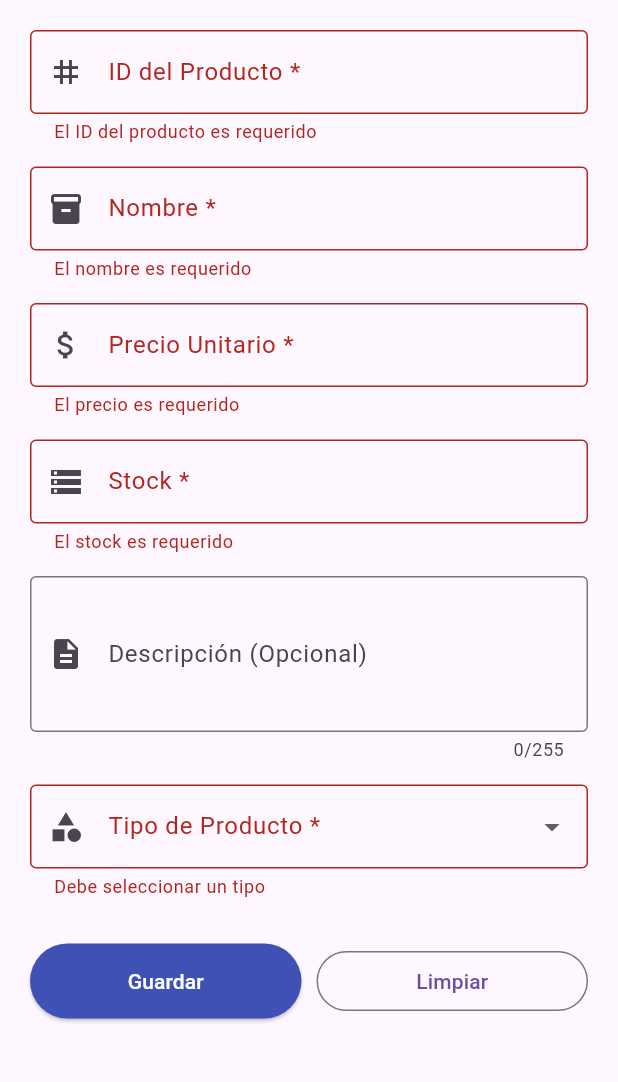
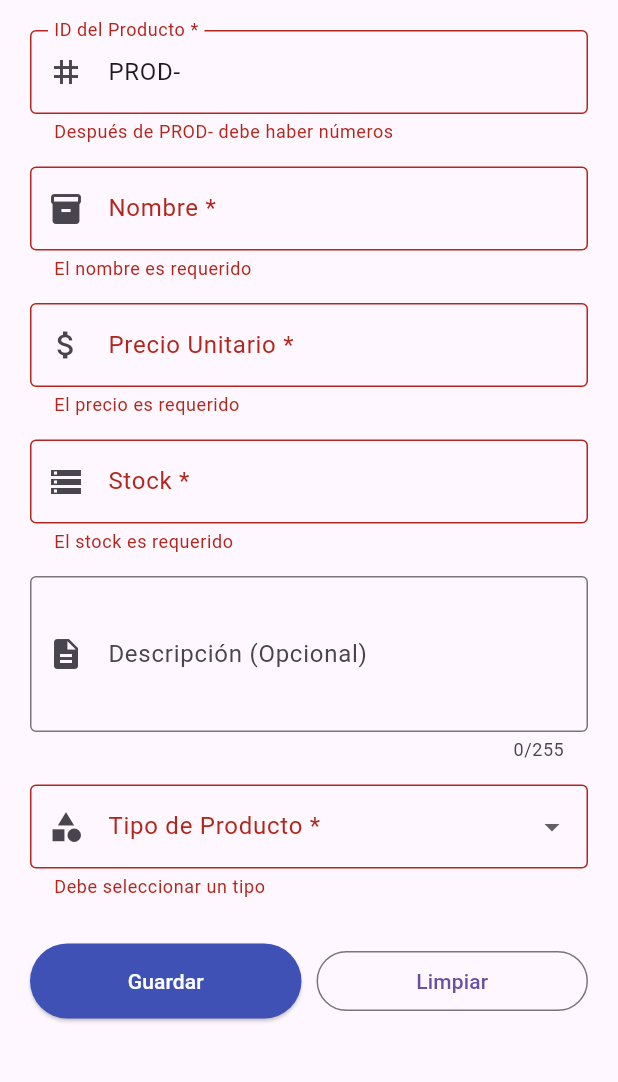
Before and after one commit to Andressalasf/proyecto_flutter_v2, a Flutter app: the ProductsScreen screen opened by its route, after a tap on "Guardar", on a phone screen of 412 x 824 dp, the part 84-1166 px from its top. Run offline on Flutter 3.47's test engine with Material 3 defaults, Android fonts, the phone set to English and light mode, and no system bars; our stand-ins replace dio, go_router.

Commit message:
Corrección de errores, cambios en icono y el drawer, se agregó el PROD- en ID product, generación de un token validador de IDS (toca verificar)

```diff
--- a/demo/lib/config/router/router.dart
+++ b/demo/lib/config/router/router.dart
@@ -5,7 +5,7 @@ import 'package:demo/presentation/list_products/list_products.dart';
 import 'package:flutter/material.dart';
 import 'package:go_router/go_router.dart';
 
-final routerConfig = <RouterModel> [
+final routerConfig = <RouterModel>[
   RouterModel(
     name: HomeScreen.name,
     description: "Home Screen",
@@ -13,29 +13,33 @@ final routerConfig = <RouterModel> [
     icon: Icons.home_work,
     screen: (context, state) => const HomeScreen(),
     isVisible: true,
-    tittle: "Home"),
-    RouterModel(
+    tittle: "Home",
+  ),
+  RouterModel(
     name: ProductsScreen.name,
     description: "Crear producto",
     patch: "/product",
-    icon: Icons.production_quantity_limits,
+    icon: Icons.sell,
     screen: (context, state) => const ProductsScreen(),
     isVisible: true,
-    tittle: "Product"),
-    RouterModel(
+    tittle: "Product",
+  ),
+  RouterModel(
     name: ListProducts.name,
     description: "Listar productos",
     patch: "/list_products",
-    icon: Icons.production_quantity_limits_outlined,
+    icon: Icons.list,
     screen: (context, state) => const ListProducts(),
     isVisible: true,
-    tittle: "List Products"),
+    tittle: "List Products",
+  ),
 ];
 
 final router = GoRouter(
   initialLocation: '/',
-  routes: <GoRoute> [
-    ...routerConfig.map((e) => GoRoute(path: e.patch, name: e.name, builder: e.screen))
-  ]
-
-  );
+  routes: <GoRoute>[
+    ...routerConfig.map(
+      (e) => GoRoute(path: e.patch, name: e.name, builder: e.screen),
+    ),
+  ],
+);
--- a/demo/lib/presentation/products/products_screen.dart
+++ b/demo/lib/presentation/products/products_screen.dart
@@ -3,6 +3,45 @@ import 'package:flutter/material.dart';
 import 'package:flutter/services.dart';
 import '../../models/product_model.dart';
 import '../../services/api_service.dart';
+
+// Formatter to keep a fixed, non-deletable prefix at the start of the field.
+class PrefixTextInputFormatter extends TextInputFormatter {
+  final String prefix;
+  PrefixTextInputFormatter(this.prefix);
+
+  @override
+  TextEditingValue formatEditUpdate(
+    TextEditingValue oldValue,
+    TextEditingValue newValue,
+  ) {
+    // If new text is shorter than prefix, restore prefix
+    if (newValue.text.length < prefix.length) {
+      return TextEditingValue(
+        text: prefix,
+        selection: TextSelection.collapsed(offset: prefix.length),
+      );
+    }
+
+    String text = newValue.text;
+
+    // If user removed/modified the prefix, reinsert it at the start.
+    if (!text.startsWith(prefix)) {
+      // Remove any occurrences of the prefix elsewhere and prepend it
+      final rest = text.replaceAll(prefix, '');
+      text = prefix + rest;
+    }
+
+    // Ensure the cursor/selection is not placed inside the prefix
+    int selectionIndex = newValue.selection.end;
+    if (selectionIndex < prefix.length) selectionIndex = prefix.length;
+    if (selectionIndex > text.length) selectionIndex = text.length;
+
+    return TextEditingValue(
+      text: text,
+      selection: TextSelection.collapsed(offset: selectionIndex),
+    );
+  }
+}
 
 class ProductsScreen extends StatefulWidget {
   static const String name = "product_screen";
@@ -26,6 +65,19 @@ class _ProductsScreenState extends State<ProductsScreen> {
   String? _selectedProductType;
 
   bool _isLoading = false;
+  bool _isProductIdTaken = false;
+
+  static const _productPrefix = 'PROD-';
+
+  @override
+  void initState() {
+    super.initState();
+    // Initialize product ID with prefix and place cursor at the end
+    _productIdController.text = _productPrefix;
+    _productIdController.selection = TextSelection.collapsed(
+      offset: _productPrefix.length,
+    );
+  }
 
   @override
   void dispose() {
@@ -54,6 +106,40 @@ class _ProductsScreenState extends State<ProductsScreen> {
       return 'Después de PROD- debe haber números';
     }
     return null;
+  }
+
+  // Comprueba si el productId ya existe en el servidor
+  Future<bool> _checkProductIdExists(String id) async {
+    try {
+      final resp = await _apiService.getProducts();
+      if (!resp.isSuccess || resp.data == null) return false;
+      return resp.data!.any((p) => (p.productId ?? '') == id);
+    } catch (_) {
+      // En caso de error, no bloqueamos el flujo; retornamos false para permitir guardar
+      return false;
+    }
+  }
+
+  // Validación asíncrona invocada al terminar de editar el campo
+  Future<void> _validateUniqueProductId() async {
+    final id = _productIdController.text;
+    // Solo verificar si cumple el formato mínimo
+    if (id.isEmpty || !id.startsWith(_productPrefix)) return;
+    final exists = await _checkProductIdExists(id);
+    if (exists) {
+      setState(() {
+        _isProductIdTaken = true;
+      });
+      _showError(
+        'ID del producto ya utilizado, por favor escribir uno diferente',
+      );
+    } else {
+      if (_isProductIdTaken) {
+        setState(() {
+          _isProductIdTaken = false;
+        });
+      }
+    }
   }
 
   // Validar nombre
@@ -129,10 +215,7 @@ class _ProductsScreenState extends State<ProductsScreen> {
           const Icon(Icons.error_outline, color: Colors.white),
           const SizedBox(width: 15),
           Expanded(
-            child: Text(
-              message,
-              style: const TextStyle(color: Colors.white),
-            ),
+            child: Text(message, style: const TextStyle(color: Colors.white)),
           ),
         ],
       ),
@@ -156,10 +239,7 @@ class _ProductsScreenState extends State<ProductsScreen> {
           const Icon(Icons.check_circle_outline, color: Colors.white),
           const SizedBox(width: 15),
           Expanded(
-            child: Text(
-              message,
-              style: const TextStyle(color: Colors.white),
-            ),
+            child: Text(message, style: const TextStyle(color: Colors.white)),
           ),
         ],
       ),
@@ -171,7 +251,11 @@ class _ProductsScreenState extends State<ProductsScreen> {
   // Limpiar formulario
   void _clearForm() {
     _formKey.currentState?.reset();
-    _productIdController.clear();
+    // Keep the prefix in the product ID field
+    _productIdController.text = _productPrefix;
+    _productIdController.selection = TextSelection.collapsed(
+      offset: _productPrefix.length,
+    );
     _nameController.clear();
     _descriptionController.clear();
     _unitPriceController.clear();
@@ -232,15 +316,16 @@ class _ProductsScreenState extends State<ProductsScreen> {
   Widget build(BuildContext context) {
     return Scaffold(
       appBar: AppBar(
-        title: const Text('Crear Producto', style: TextStyle(color: Colors.white)),
+        title: const Text(
+          'Crear Producto',
+          style: TextStyle(color: Colors.white),
+        ),
         backgroundColor: Colors.indigo,
         iconTheme: const IconThemeData(color: Colors.white),
       ),
       drawer: DrawerWidget(),
       body: _isLoading
-          ? const Center(
-              child: CircularProgressIndicator(),
-            )
+          ? const Center(child: CircularProgressIndicator())
           : SingleChildScrollView(
               padding: const EdgeInsets.all(20),
               child: Form(
@@ -256,6 +341,25 @@ class _ProductsScreenState extends State<ProductsScreen> {
                         border: OutlineInputBorder(),
                         prefixIcon: Icon(Icons.tag),
                       ),
+                      inputFormatters: [
+                        PrefixTextInputFormatter(_productPrefix),
+                        // Allow letters, numbers and dash after prefix (validation enforces numbers)
+                        FilteringTextInputFormatter.allow(
+                          RegExp(r'[A-Za-z0-9\-]'),
+                        ),
+                      ],
+                      onTap: () {
+                        // If user taps before the prefix, move caret to the end of prefix
+                        final sel = _productIdController.selection;
+                        if (sel.start < _productPrefix.length) {
+                          _productIdController.selection =
+                              TextSelection.collapsed(
+                                offset: _productPrefix.length,
+                              );
+                        }
+                      },
+                      onFieldSubmitted: (_) => _validateUniqueProductId(),
+                      onEditingComplete: () => _validateUniqueProductId(),
                       validator: _validateProductId,
                     ),
                     const SizedBox(height: 15),
@@ -282,9 +386,13 @@ class _ProductsScreenState extends State<ProductsScreen> {
                         border: OutlineInputBorder(),
                         prefixIcon: Icon(Icons.attach_money),
                       ),
-                      keyboardType: const TextInputType.numberWithOptions(decimal: true),
+                      keyboardType: const TextInputType.numberWithOptions(
+                        decimal: true,
+                      ),
                       inputFormatters: [
-                        FilteringTextInputFormatter.allow(RegExp(r'^\d+\.?\d{0,2}')),
+                        FilteringTextInputFormatter.allow(
+                          RegExp(r'^\d+\.?\d{0,2}'),
+                        ),
                       ],
                       validator: _validateUnitPrice,
                     ),
@@ -300,9 +408,7 @@ class _ProductsScreenState extends State<ProductsScreen> {
                         prefixIcon: Icon(Icons.storage),
                       ),
                       keyboardType: TextInputType.number,
-                      inputFormatters: [
-                        FilteringTextInputFormatter.digitsOnly,
-                      ],
+                      inputFormatters: [FilteringTextInputFormatter.digitsOnly],
                       validator: _validateStock,
                     ),
                     const SizedBox(height: 15),
@@ -331,11 +437,26 @@ class _ProductsScreenState extends State<ProductsScreen> {
                         prefixIcon: Icon(Icons.category),
                       ),
                       items: [
-                        DropdownMenuItem(value: "Medicamento", child: Text("Medicamento")),
-                        DropdownMenuItem(value: "Agroinsumo", child: Text("Agroinsumo")),
-                        DropdownMenuItem(value: "Alimento", child: Text("Alimento")),
-                        DropdownMenuItem(value: "Herramienta", child: Text("Herramienta")),
-                        DropdownMenuItem(value: "Mantenimiento", child: Text("Mantenimiento")),
+                        DropdownMenuItem(
+                          value: "Medicamento",
+                          child: Text("Medicamento"),
+                        ),
+                        DropdownMenuItem(
+                          value: "Agroinsumo",
+                          child: Text("Agroinsumo"),
+                        ),
+                        DropdownMenuItem(
+                          value: "Alimento",
+                          child: Text("Alimento"),
+                        ),
+                        DropdownMenuItem(
+                          value: "Herramienta",
+                          child: Text("Herramienta"),
+                        ),
+                        DropdownMenuItem(
+                          value: "Mantenimiento",
+                          child: Text("Mantenimiento"),
+                        ),
                       ],
                       onChanged: (value) {
                         setState(() {
--- a/demo/lib/presentation/widget/layout/drawer_widget.dart
+++ b/demo/lib/presentation/widget/layout/drawer_widget.dart
@@ -1,7 +1,5 @@
 import 'package:demo/config/router/router.dart';
 import 'package:flutter/material.dart';
-import 'package:flutter/src/widgets/framework.dart';
-import 'package:flutter/src/widgets/placeholder.dart';
 import 'package:go_router/go_router.dart';
 
 class DrawerWidget extends StatelessWidget {
@@ -11,10 +9,27 @@ class DrawerWidget extends StatelessWidget {
   Widget build(BuildContext context) {
     return Drawer(
       child: Column(
+        crossAxisAlignment: CrossAxisAlignment.start,
         children: [
-          DrawerHeader(child: Text("Contenido")),
-          ...routerConfig.map((e) => ListTile(
-
+          // Replace default DrawerHeader (which creates a large empty gap)
+          // with a compact header so there's no big empty space.
+          Container(
+            width: double.infinity,
+            padding: EdgeInsets.symmetric(vertical: 12, horizontal: 16),
+            color:
+                Theme.of(context).drawerTheme.backgroundColor ??
+                Theme.of(context).primaryColor,
+            child: Text(
+              "Contenido",
+              style: TextStyle(
+                fontSize: 18,
+                color: Theme.of(context).colorScheme.onPrimary,
+                fontWeight: FontWeight.w600,
+              ),
+            ),
+          ),
+          ...routerConfig.map(
+            (e) => ListTile(
               title: Text(e.tittle),
               onTap: () {
                 Navigator.pop(context);
@@ -22,7 +37,8 @@ class DrawerWidget extends StatelessWidget {
               },
               leading: Icon(e.icon),
               subtitle: Text(e.description),
-          ))
+            ),
+          ),
         ],
       ),
     );
```
Lines whose indentation alone changed are shown as unchanged.
